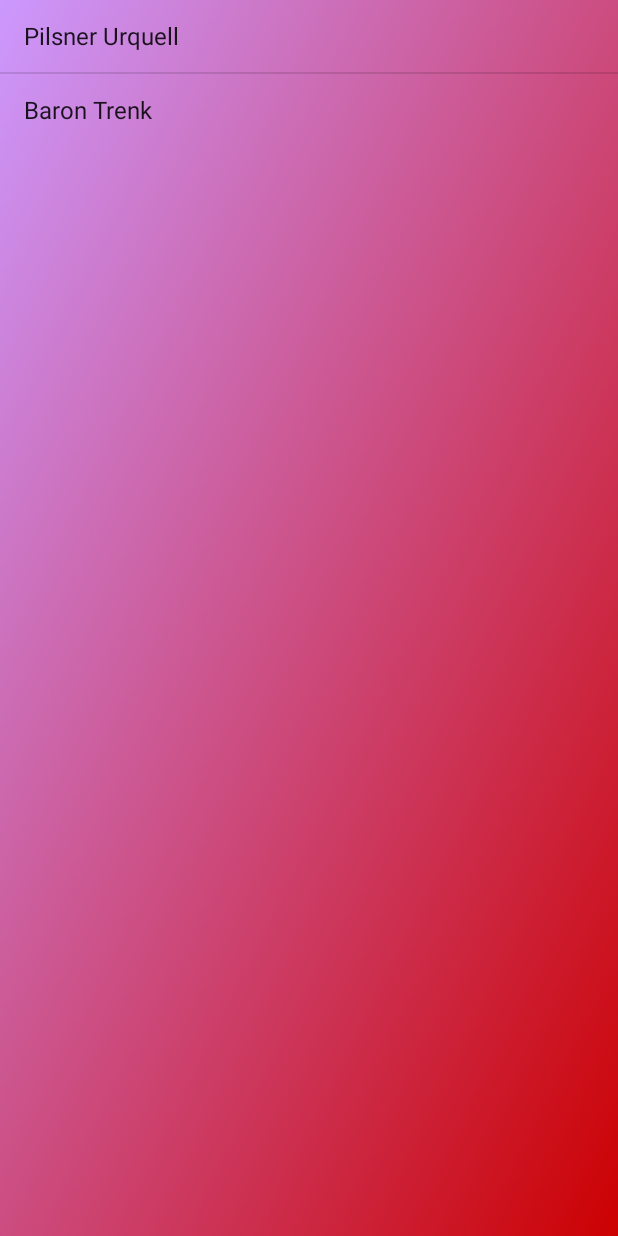
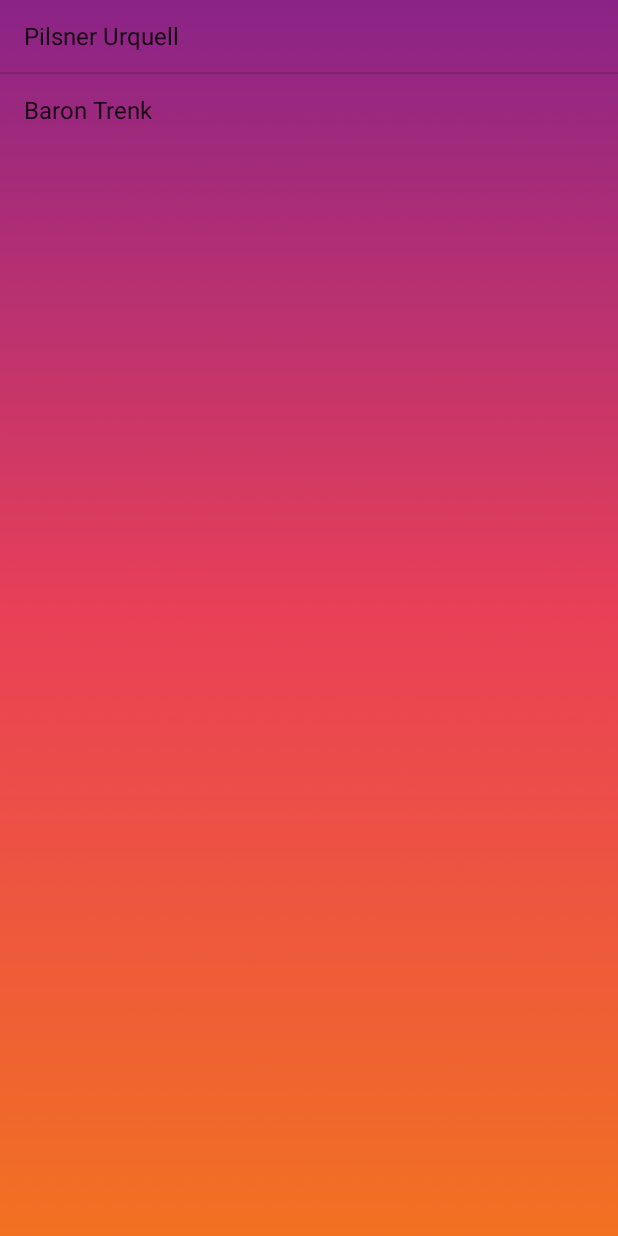
Before and after one commit to Radinger/SystembolagetappG14, an Android app: the MainActivity screen opened directly, with no data from a screen before it, on a phone screen of 412 x 824 dp. Run offline under Robolectric (Android 15) with nearby library versions, the phone set to English and light mode, and no system bars; our stand-ins replace Volley.

Commit message:
Added new background to all activities

```diff
--- a/app/src/main/res/layout/activity_main.xml
+++ b/app/src/main/res/layout/activity_main.xml
@@ -2,7 +2,7 @@
 <android.support.constraint.ConstraintLayout xmlns:android="http://schemas.android.com/apk/res/android"
     xmlns:app="http://schemas.android.com/apk/res-auto"
     xmlns:tools="http://schemas.android.com/tools"
-    android:background="@drawable/android_bg1"
+    android:background="@drawable/android_bg2"
     android:layout_width="match_parent"
     android:layout_height="match_parent"
     tools:context=".MainActivity">
--- a/app/src/main/res/layout/activity_product.xml
+++ b/app/src/main/res/layout/activity_product.xml
@@ -1,6 +1,6 @@
 <?xml version="1.0" encoding="utf-8"?>
 <LinearLayout xmlns:android="http://schemas.android.com/apk/res/android"
-    android:background="@drawable/android_bg1"
+    android:background="@drawable/android_bg2"
     android:orientation="vertical" android:layout_width="match_parent"
     android:layout_height="match_parent">
 
```
